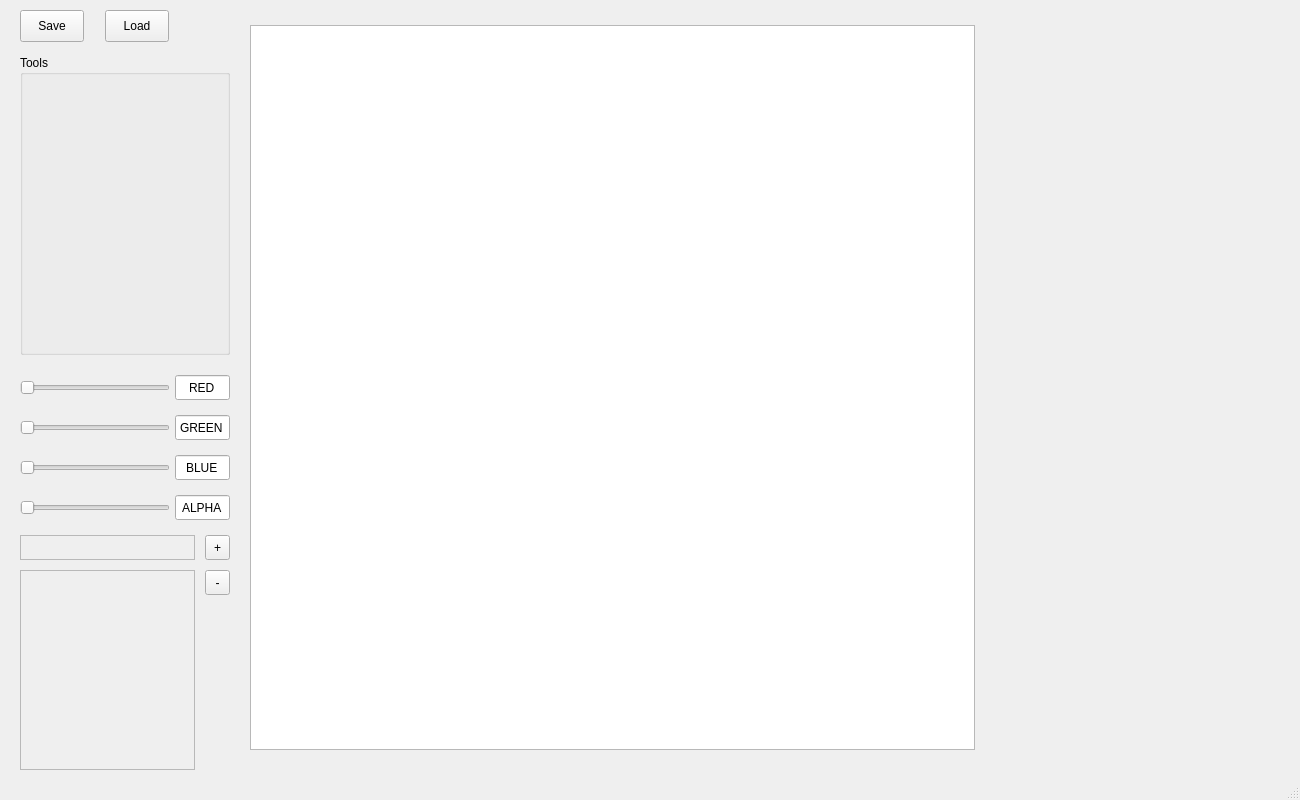
Old version of the form Assignment8SpriteEditor/mainwindow.ui in the repository NZaffos/Sprite-Editor.
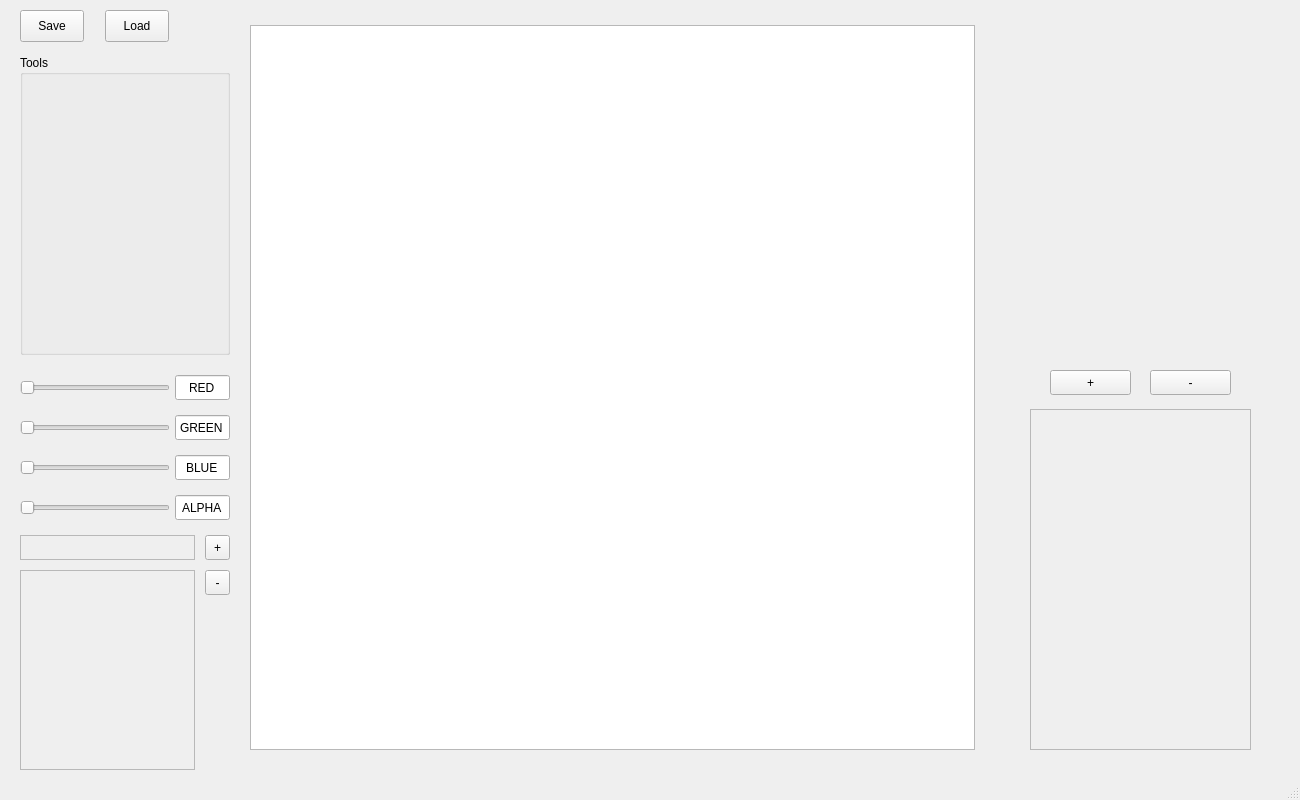
New version of the form.

Commit message: Created frames scroll area and add/remove button for frames

What changed in the file:
```diff
--- a/Assignment8SpriteEditor/mainwindow.ui
+++ b/Assignment8SpriteEditor/mainwindow.ui
@@ -284,6 +284,67 @@
      </property>
     </widget>
    </widget>
+   <widget class="QScrollArea" name="frames">
+    <property name="geometry">
+     <rect>
+      <x>1030</x>
+      <y>409</y>
+      <width>221</width>
+      <height>341</height>
+     </rect>
+    </property>
+    <property name="widgetResizable">
+     <bool>true</bool>
+    </property>
+    <widget class="QWidget" name="framesScrollContent">
+     <property name="geometry">
+      <rect>
+       <x>0</x>
+       <y>0</y>
+       <width>219</width>
+       <height>339</height>
+      </rect>
+     </property>
+    </widget>
+   </widget>
+   <widget class="QToolButton" name="addFrameButton">
+    <property name="geometry">
+     <rect>
+      <x>1050</x>
+      <y>370</y>
+      <width>81</width>
+      <height>25</height>
+     </rect>
+    </property>
+    <property name="text">
+     <string>+</string>
+    </property>
+    <property name="iconSize">
+     <size>
+      <width>25</width>
+      <height>25</height>
+     </size>
+    </property>
+   </widget>
+   <widget class="QToolButton" name="deleteFrameButton">
+    <property name="geometry">
+     <rect>
+      <x>1150</x>
+      <y>370</y>
+      <width>81</width>
+      <height>25</height>
+     </rect>
+    </property>
+    <property name="text">
+     <string>-</string>
+    </property>
+    <property name="iconSize">
+     <size>
+      <width>25</width>
+      <height>25</height>
+     </size>
+    </property>
+   </widget>
   </widget>
   <widget class="QStatusBar" name="statusbar"/>
  </widget>
```
